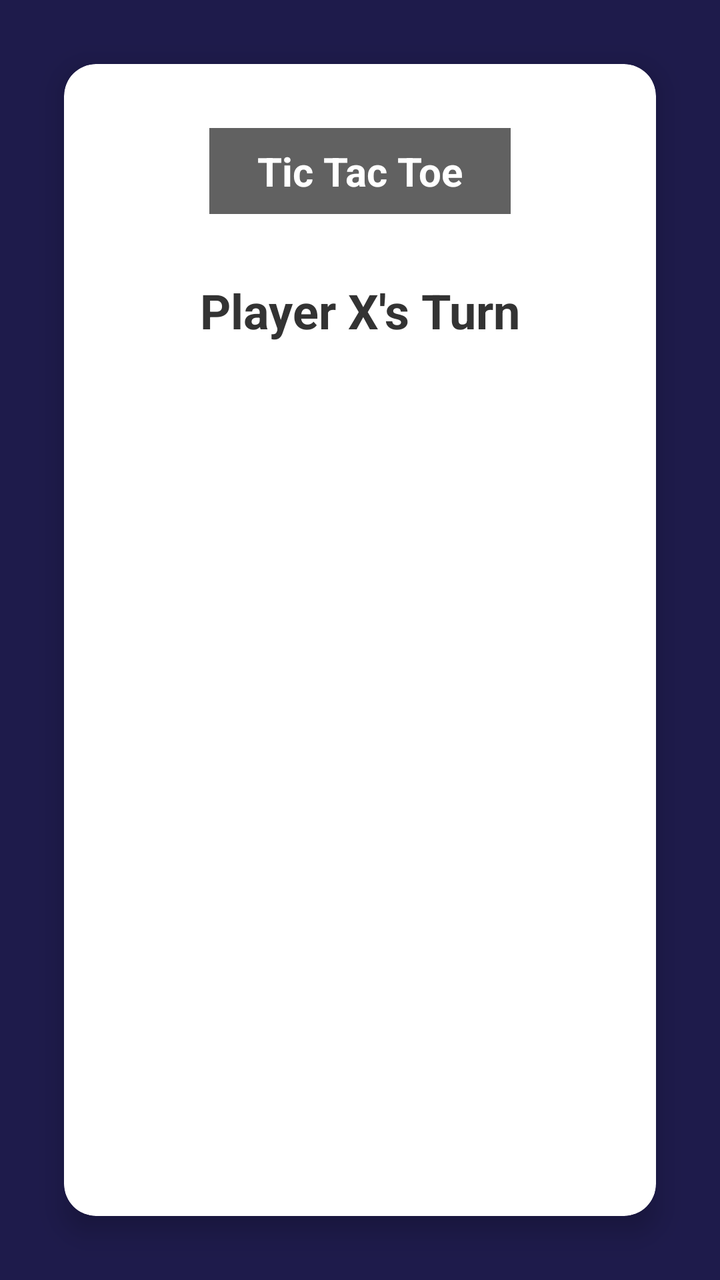
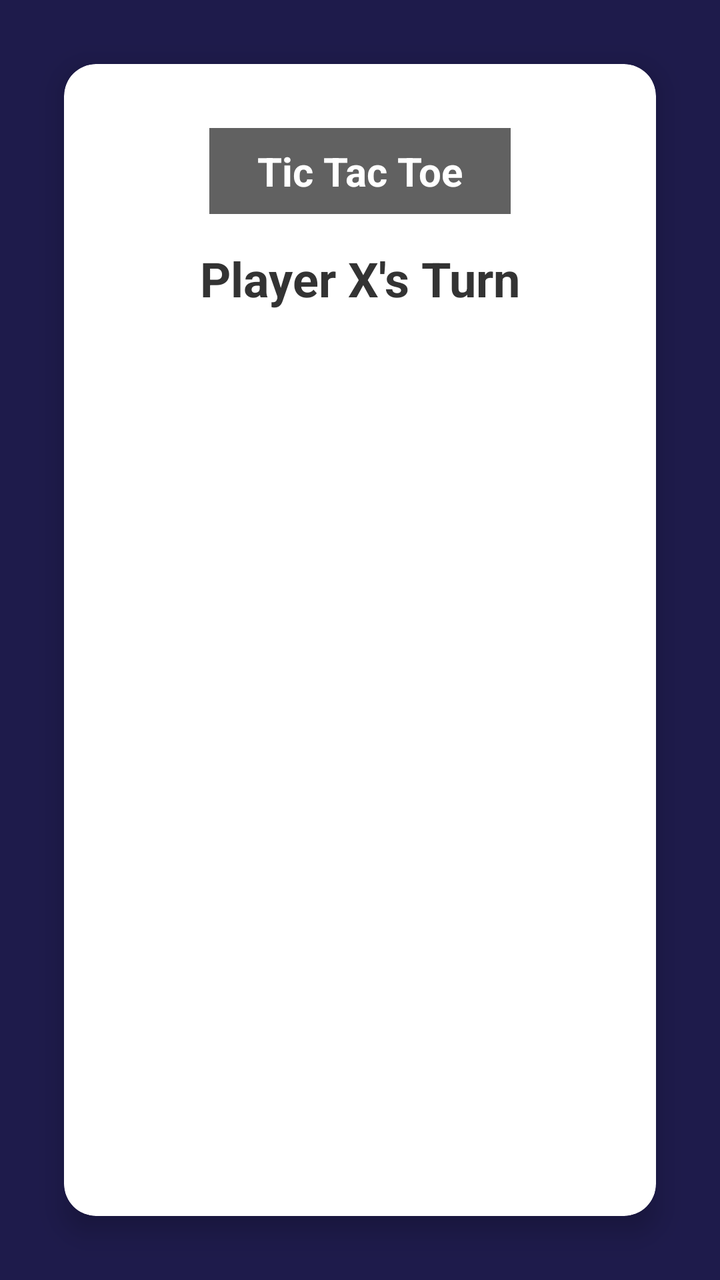

Compare the two renders of this Android layout. The source of the first and the diff that turns it into the second are given below.
<!-- AndroidManifest.xml: application theme Theme.TicTacToe -->
<!-- res/layout/fragment_game.xml -->
<?xml version="1.0" encoding="utf-8"?>
<androidx.constraintlayout.widget.ConstraintLayout xmlns:android="http://schemas.android.com/apk/res/android"
    xmlns:app="http://schemas.android.com/apk/res-auto"
    xmlns:tools="http://schemas.android.com/tools"
    android:layout_width="match_parent"
    android:layout_height="match_parent"
    android:background="@color/background_color"
    tools:context=".GameFragment">

    <androidx.cardview.widget.CardView
        android:id="@+id/cardView"
        android:layout_width="0dp"
        android:layout_height="0dp"
        android:layout_margin="32dp"
        app:cardBackgroundColor="@color/card_background"
        app:cardCornerRadius="16dp"
        app:cardElevation="8dp"
        app:layout_constraintBottom_toBottomOf="parent"
        app:layout_constraintEnd_toEndOf="parent"
        app:layout_constraintStart_toStartOf="parent"
        app:layout_constraintTop_toTopOf="parent">

        <androidx.constraintlayout.widget.ConstraintLayout
            android:layout_width="match_parent"
            android:layout_height="match_parent">

            <TextView
                android:id="@+id/textView3"
                android:layout_width="wrap_content"
                android:layout_height="wrap_content"
                android:layout_marginTop="32dp"
                android:background="#616161"
                android:paddingHorizontal="24dp"
                android:paddingVertical="8dp"
                android:text="Tic Tac Toe"
                android:textColor="@color/white"
                android:textSize="20sp"
                android:textStyle="bold"
                app:layout_constraintEnd_toEndOf="parent"
                app:layout_constraintStart_toStartOf="parent"
                app:layout_constraintTop_toTopOf="parent" />

            <TextView
                android:id="@+id/tvTurn"
                android:layout_width="wrap_content"
                android:layout_height="wrap_content"
                android:layout_marginTop="32dp"
                android:text="Player X's Turn"
                android:textColor="@color/text_color"
                android:textSize="24sp"
                android:textStyle="bold"
                app:layout_constraintEnd_toEndOf="parent"
                app:layout_constraintStart_toStartOf="parent"
                app:layout_constraintTop_toBottomOf="@+id/textView3" />

            <GridLayout
                android:id="@+id/gridLayout"
                android:layout_width="wrap_content"
                android:layout_height="wrap_content"
                android:layout_marginTop="32dp"
                android:columnCount="3"
                android:rowCount="3"
                app:layout_constraintEnd_toEndOf="parent"
                app:layout_constraintStart_toStartOf="parent"
                app:layout_constraintTop_toBottomOf="@+id/tvTurn">

            </GridLayout>

        </androidx.constraintlayout.widget.ConstraintLayout>
    </androidx.cardview.widget.CardView>
</androidx.constraintlayout.widget.ConstraintLayout>
<!-- resources referenced by this layout -->
<resources>
  <color name="background_color">#1E1B4B</color>
  <color name="card_background">#FFFFFF</color>
  <color name="text_color">#333333</color>
  <color name="white">#FFFFFFFF</color>
  <style name="Theme.TicTacToe" parent="Theme.MaterialComponents.DayNight.NoActionBar">
          <item name="colorPrimary">@color/purple_500</item>
          <item name="colorPrimaryVariant">@color/purple_700</item>
          <item name="colorOnPrimary">@color/white</item>
          <item name="colorSecondary">@color/teal_200</item>
          <item name="colorSecondaryVariant">@color/teal_700</item>
          <item name="colorOnSecondary">@color/black</item>
          <item name="android:statusBarColor">@color/background_color</item>
          <item name="android:windowBackground">@color/background_color</item>
      </style>
  <color name="purple_500">#FF6200EE</color>
  <color name="purple_700">#FF3700B3</color>
  <color name="teal_200">#FF03DAC5</color>
  <color name="teal_700">#FF018786</color>
  <color name="black">#FF000000</color>
</resources>

<!-- the commit's change to res/layout/fragment_game.xml (unified diff, before → after) -->
@@ -44,7 +44,7 @@
                 android:id="@+id/tvTurn"
                 android:layout_width="wrap_content"
                 android:layout_height="wrap_content"
-                android:layout_marginTop="32dp"
+                android:layout_marginTop="16dp"
                 android:text="Player X's Turn"
                 android:textColor="@color/text_color"
                 android:textSize="24sp"
@@ -52,6 +52,20 @@
                 app:layout_constraintEnd_toEndOf="parent"
                 app:layout_constraintStart_toStartOf="parent"
                 app:layout_constraintTop_toBottomOf="@+id/textView3" />
+                
+            <TextView
+                android:id="@+id/tvTimer"
+                android:layout_width="wrap_content"
+                android:layout_height="wrap_content"
+                android:layout_marginTop="8dp"
+                android:text="5s"
+                android:textColor="#E53935"
+                android:textSize="28sp"
+                android:textStyle="bold"
+                android:visibility="gone"
+                app:layout_constraintEnd_toEndOf="parent"
+                app:layout_constraintStart_toStartOf="parent"
+                app:layout_constraintTop_toBottomOf="@+id/tvTurn" />
 
             <GridLayout
                 android:id="@+id/gridLayout"
